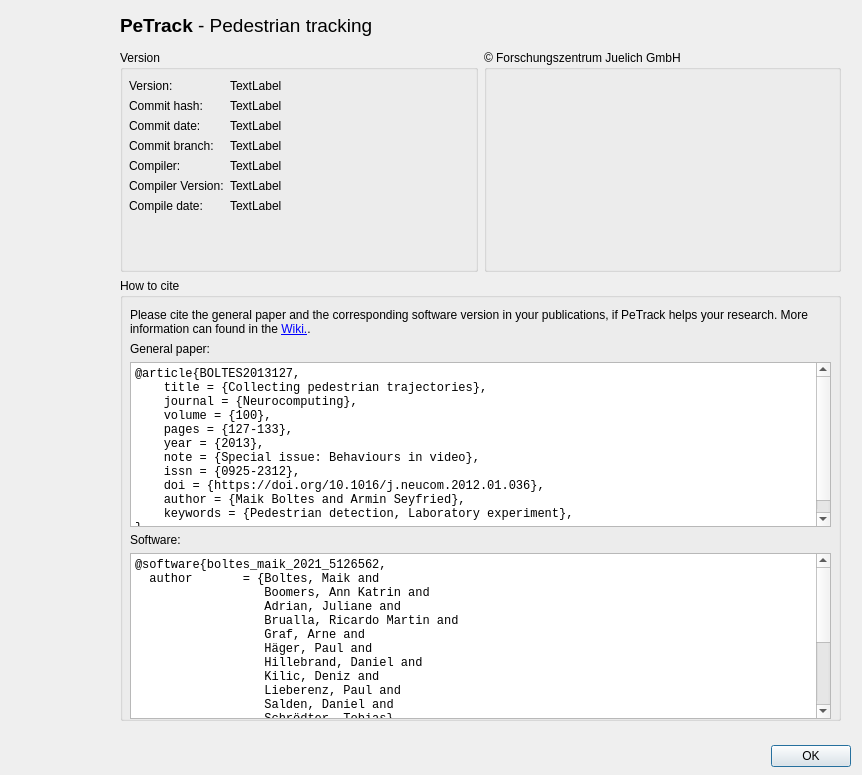
The window that ui/about.ui (ped-dyn-emp/PeTrack) describes before a commit, drawn with Qt 5.
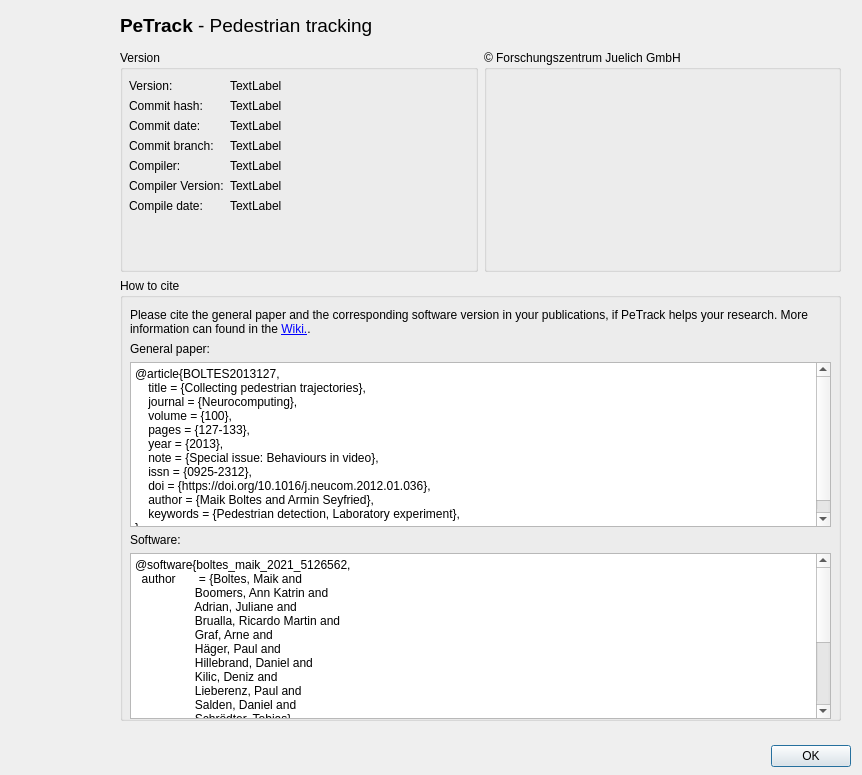
The same window after the commit. Icons and pictures are not drawn.

Commit message: Resolve "Correct tab order"

```diff
--- a/ui/about.ui
+++ b/ui/about.ui
@@ -296,9 +296,7 @@
            </sizepolicy>
           </property>
           <property name="font">
-           <font>
-            <family>Monospace</family>
-           </font>
+           <font/>
           </property>
           <property name="readOnly">
            <bool>true</bool>
@@ -339,9 +337,7 @@
            </sizepolicy>
           </property>
           <property name="font">
-           <font>
-            <family>Monospace</family>
-           </font>
+           <font/>
           </property>
           <property name="readOnly">
            <bool>true</bool>
```
Left out of the diff: 4 changed lines with no effect on the pictures. The commit also changes 5 other files.
